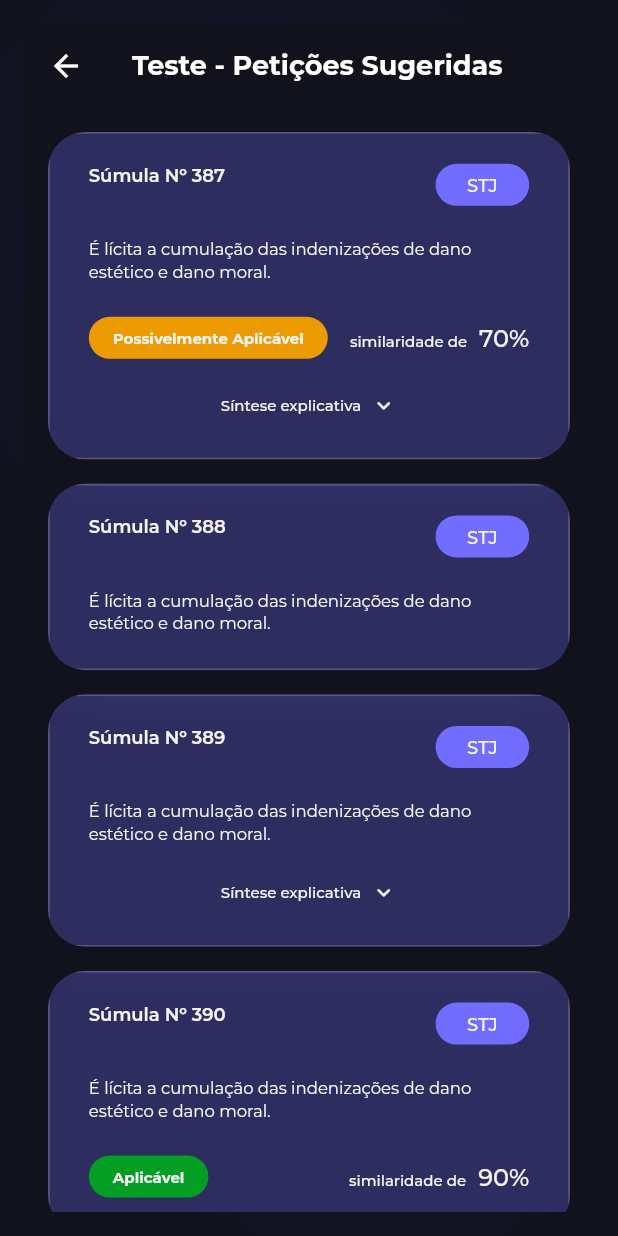
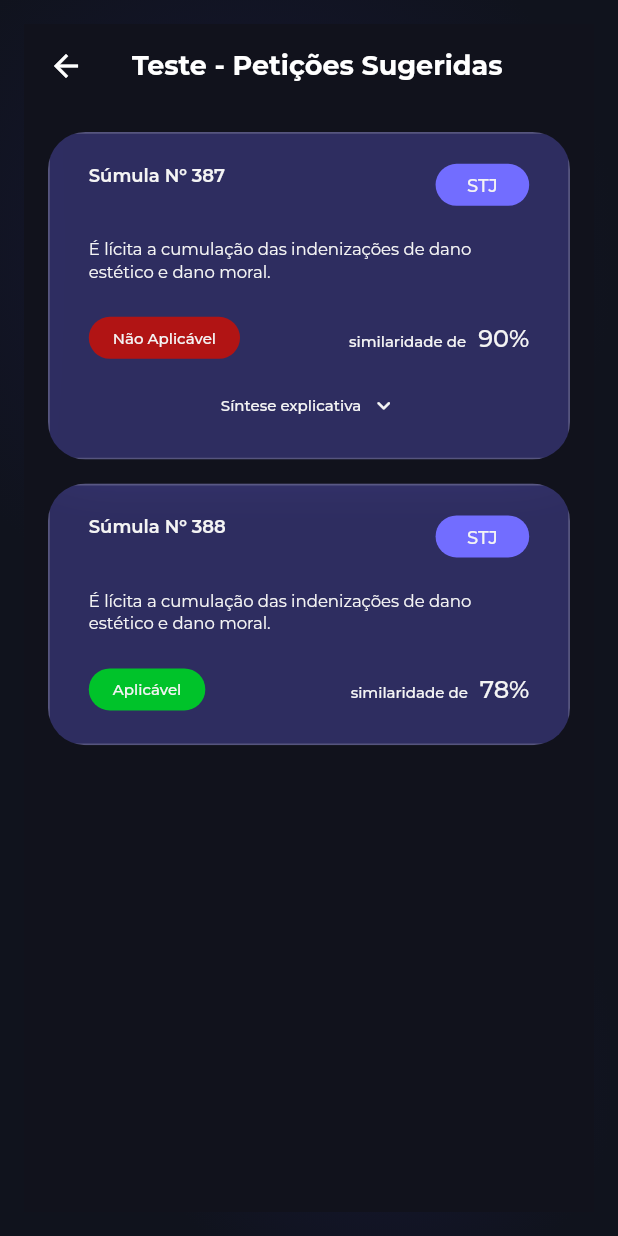
Before and after one commit to SkyFlyTeam/veredito-frontend, a Flutter app: the PrecedentSuggestedTestScreen screen opened by its route, on a phone screen of 412 x 824 dp. Run offline on Flutter 3.47's test engine with Material 3 defaults, Android fonts, the phone set to English and light mode, and no system bars; drawn by our look-alikes of toastification; our stand-ins replace dio, file_picker, flutter_dotenv, flutter_riverpod, flutter_secure_storage, flutter_svg and 1 more; missing offline and left inert: dart_jsonwebtoken; accounts and stored records are empty.

Commit message:
VER-15 feat: precedentSuggestedCard mais Precedents

```diff
--- a/lib/features/precedent/data/models/precedent_suggested_model.dart
+++ b/lib/features/precedent/data/models/precedent_suggested_model.dart
@@ -5,8 +5,8 @@ class PrecedentSuggestedModel {
   final int id;
   final int petitionId;
   final int precedentId;
-  final double? percentualSimilaridade;
-  final int? classificacao;
+  final double percentualSimilaridade;
+  final int classificacao;
   final String? sinteseExplicativa;
   final PrecedentModel? precedent;
 
@@ -25,9 +25,6 @@ class PrecedentSuggestedModel {
         json['sintese_explicativa']?.toString().trim() ?? '';
     final petition = _asMap(json['peticao']);
     final precedent = _asMap(json['precedente']);
-    final percentualSimilaridadeRaw =
-        json['percentual_similaridade']?.toString().trim() ?? '';
-    final classificacaoRaw = json['classificacao']?.toString().trim() ?? '';
 
     return PrecedentSuggestedModel(
       id:
@@ -57,15 +54,13 @@ class PrecedentSuggestedModel {
               ) ??
           0,
       percentualSimilaridade:
-          percentualSimilaridadeRaw.isEmpty
-              ? null
-              : (json['percentual_similaridade'] as num?)?.toDouble() ??
-                    double.tryParse(percentualSimilaridadeRaw),
+          (json['percentual_similaridade'] as num?)?.toDouble() ??
+          double.tryParse(json['percentual_similaridade']?.toString() ?? '') ??
+          0,
       classificacao:
-          classificacaoRaw.isEmpty
-              ? null
-              : (json['classificacao'] as num?)?.toInt() ??
-                    int.tryParse(classificacaoRaw),
+          (json['classificacao'] as num?)?.toInt() ??
+          int.tryParse(json['classificacao']?.toString() ?? '') ??
+          0,
       sinteseExplicativa:
           sinteseExplicativa.isEmpty ? null : sinteseExplicativa,
       precedent:
--- a/lib/features/precedent/domain/entities/precedent_suggested.dart
+++ b/lib/features/precedent/domain/entities/precedent_suggested.dart
@@ -4,8 +4,8 @@ class PrecedentSuggested {
   final int id;
   final int petitionId;
   final int precedentId;
-  final double? percentualSimilaridade;
-  final int? classificacao;
+  final double percentualSimilaridade;
+  final int classificacao;
   final String? sinteseExplicativa;
   final Precedent? precedent;
 
--- a/lib/features/precedent/presentation/PrecedentSuggested/screens/teste.dart
+++ b/lib/features/precedent/presentation/PrecedentSuggested/screens/teste.dart
@@ -14,8 +14,8 @@ class PrecedentSuggestedTestScreen extends StatelessWidget {
         id: 1,
         petitionId: 1,
         precedentId: 387,
-        percentualSimilaridade: 70,
-        classificacao: 2,
+        percentualSimilaridade: 90,
+        classificacao: 0,
         sinteseExplicativa:
             'Ambas teses tratam sobre os novos procedimentos estéticos que causam dano moral e legal.',
         precedent: Precedent(
@@ -33,69 +33,14 @@ class PrecedentSuggestedTestScreen extends StatelessWidget {
         id: 2,
         petitionId: 1,
         precedentId: 388,
-        percentualSimilaridade: null,
-        classificacao: null,
+        percentualSimilaridade: 78,
+        classificacao: 1,
         sinteseExplicativa: null,
         precedent: Precedent(
           id: 388,
           numeroRegistro: '388',
           tese: 'É lícita a cumulação das indenizações de dano estético e dano moral.',
           ultimaAtualizacao: DateTime(2026, 3, 25),
-          teseVetor: null,
-          questaoVetor: null,
-          tribunalNome: 'Superior Tribunal de Justiça',
-          tribunalSigla: 'STJ',
-        ),
-      ),
-      PrecedentSuggested(
-        id: 3,
-        petitionId: 1,
-        precedentId: 389,
-        percentualSimilaridade: null,
-        classificacao: null,
-        sinteseExplicativa:
-            'Ambas teses tratam sobre os novos procedimentos estéticos que causam dano moral e legal.',
-        precedent: Precedent(
-          id: 389,
-          numeroRegistro: '389 ',
-          tese: 'É lícita a cumulação das indenizações de dano estético e dano moral.',
-          ultimaAtualizacao: DateTime(2026, 3, 26),
-          teseVetor: null,
-          questaoVetor: null,
-          tribunalNome: 'Superior Tribunal de Justiça',
-          tribunalSigla: 'STJ',
-        ),
-      ),
-      PrecedentSuggested(
-        id: 4,
-        petitionId: 1,
-        precedentId: 390,
-        percentualSimilaridade: 90,
-        classificacao: 1,
-        sinteseExplicativa: null,
-        precedent: Precedent(
-          id: 390,
-          numeroRegistro: '390',
-          tese: 'É lícita a cumulação das indenizações de dano estético e dano moral.',
-          ultimaAtualizacao: DateTime(2026, 3, 26),
-          teseVetor: null,
-          questaoVetor: null,
-          tribunalNome: 'Superior Tribunal de Justiça',
-          tribunalSigla: 'STJ',
-        ),
-      ),
-      PrecedentSuggested(
-        id: 5,
-        petitionId: 1,
-        precedentId: 391,
-        percentualSimilaridade: 40,
-        classificacao: 0,
-        sinteseExplicativa: null,
-        precedent: Precedent(
-          id: 391,
-          numeroRegistro: '391',
-          tese: 'É lícita a cumulação das indenizações de dano estético e dano moral.',
-          ultimaAtualizacao: DateTime(2026, 3, 26),
           teseVetor: null,
           questaoVetor: null,
           tribunalNome: 'Superior Tribunal de Justiça',
--- a/lib/features/precedent/presentation/PrecedentSuggested/widget/PrecedentSuggestedCard.dart
+++ b/lib/features/precedent/presentation/PrecedentSuggested/widget/PrecedentSuggestedCard.dart
@@ -49,9 +49,8 @@ class _PrecedentSuggestedCardState extends State<PrecedentSuggestedCard> {
   Color get _classificationColor {
     switch (widget.suggestion.classificacao) {
       case 2:
-        return AppColors.yellow500;
       case 1:
-        return AppColors.green600;
+        return AppColors.green500;
       case 0:
       default:
         return AppColors.red500;
@@ -63,10 +62,7 @@ class _PrecedentSuggestedCardState extends State<PrecedentSuggestedCard> {
     final textTheme = Theme.of(context).textTheme;
     final hasSinteseExplicativa = widget.suggestion.hasSinteseExplicativa;
     final sinteseExplicativa = widget.suggestion.sinteseExplicativa?.trim();
-    final similarity = widget.suggestion.percentualSimilaridade?.toStringAsFixed(0);
-    final hasClassificationAndSimilarity =
-        widget.suggestion.classificacao != null &&
-        widget.suggestion.percentualSimilaridade != null;
+    final similarity = widget.suggestion.percentualSimilaridade.toStringAsFixed(0);
     final resolvedTitle = _resolveText(widget.title, widget.suggestion.resolvedTitle);
     final resolvedTribunalSigla = _resolveText(
       widget.tribunalSigla,
@@ -119,7 +115,6 @@ class _PrecedentSuggestedCardState extends State<PrecedentSuggestedCard> {
                   letterSpacing: 0,
                 ),
               ),
-              if (hasClassificationAndSimilarity) ...[
               const SizedBox(height: 22),
               Row(
                 crossAxisAlignment: CrossAxisAlignment.center,
@@ -140,7 +135,7 @@ class _PrecedentSuggestedCardState extends State<PrecedentSuggestedCard> {
                       style: textTheme.bodySmall?.copyWith(
                         color: AppColors.gray100,
                         fontSize: 10,
-                          fontWeight: FontWeight.w700,
+                        fontWeight: FontWeight.w500,
                         height: 1.2,
                         letterSpacing: 0,
                       ),
@@ -178,7 +173,6 @@ class _PrecedentSuggestedCardState extends State<PrecedentSuggestedCard> {
                   ),
                 ],
               ),
-              ],
               if (hasSinteseExplicativa) ...[
                 const SizedBox(height: 18),
                 Center(
```
Lines whose indentation alone changed are shown as unchanged.
